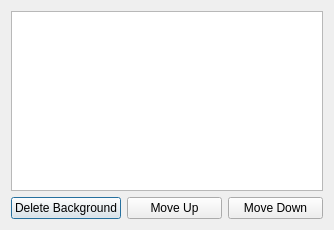
The window that forms/dialog_surface_waveletDecomposition.ui (abletterer/surface_waveletDecomposition) describes before a commit, drawn with Qt 5.
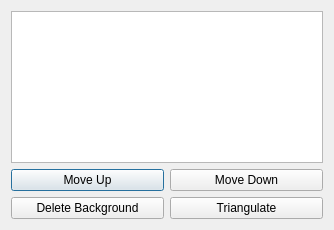
The same window after the commit.

Commit message: Modifications mineures, ajout de la suppression du fond de l'image

```diff
--- a/forms/dialog_surface_waveletDecomposition.ui
+++ b/forms/dialog_surface_waveletDecomposition.ui
@@ -19,13 +19,6 @@
    </item>
    <item>
     <layout class="QHBoxLayout" name="horizontalLayout">
-     <item>
-      <widget class="QPushButton" name="button_delete_background">
-       <property name="text">
-        <string>Delete Background</string>
-       </property>
-      </widget>
-     </item>
      <item>
       <widget class="QPushButton" name="button_move_up">
        <property name="text">
@@ -42,6 +35,24 @@
      </item>
     </layout>
    </item>
+   <item>
+    <layout class="QHBoxLayout" name="horizontalLayout_2">
+     <item>
+      <widget class="QPushButton" name="button_delete_background">
+       <property name="text">
+        <string>Delete Background</string>
+       </property>
+      </widget>
+     </item>
+     <item>
+      <widget class="QPushButton" name="button_triangulate_map">
+       <property name="text">
+        <string>Triangulate</string>
+       </property>
+      </widget>
+     </item>
+    </layout>
+   </item>
   </layout>
  </widget>
  <resources/>
```
The commit also changes 2 other files.
